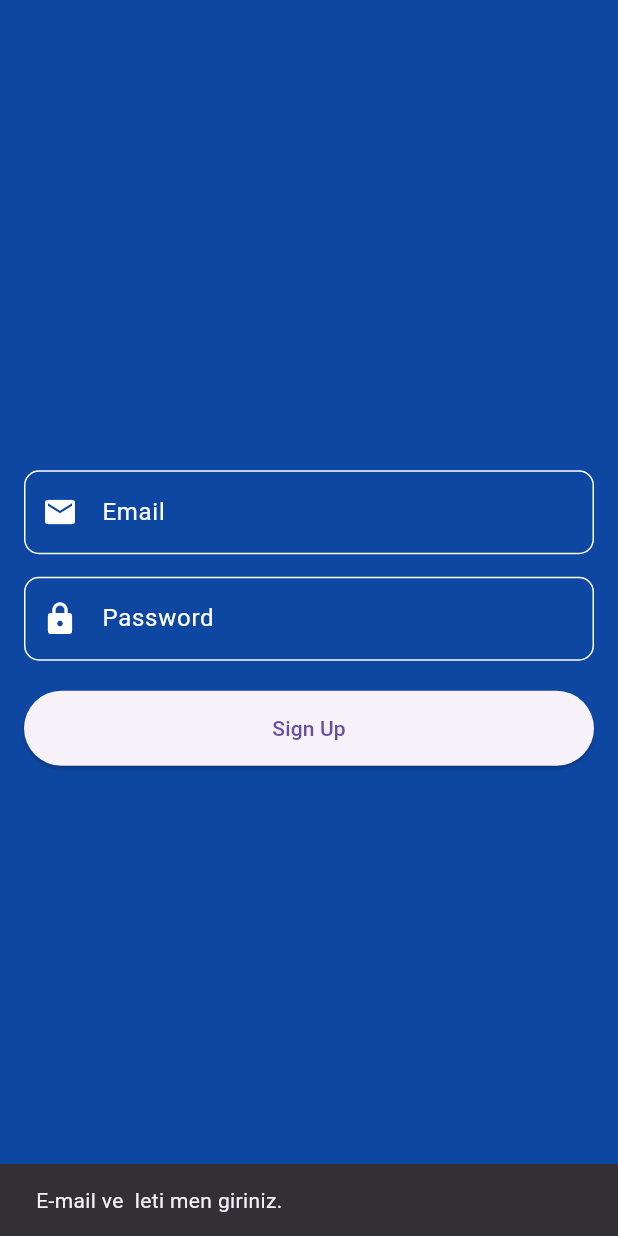
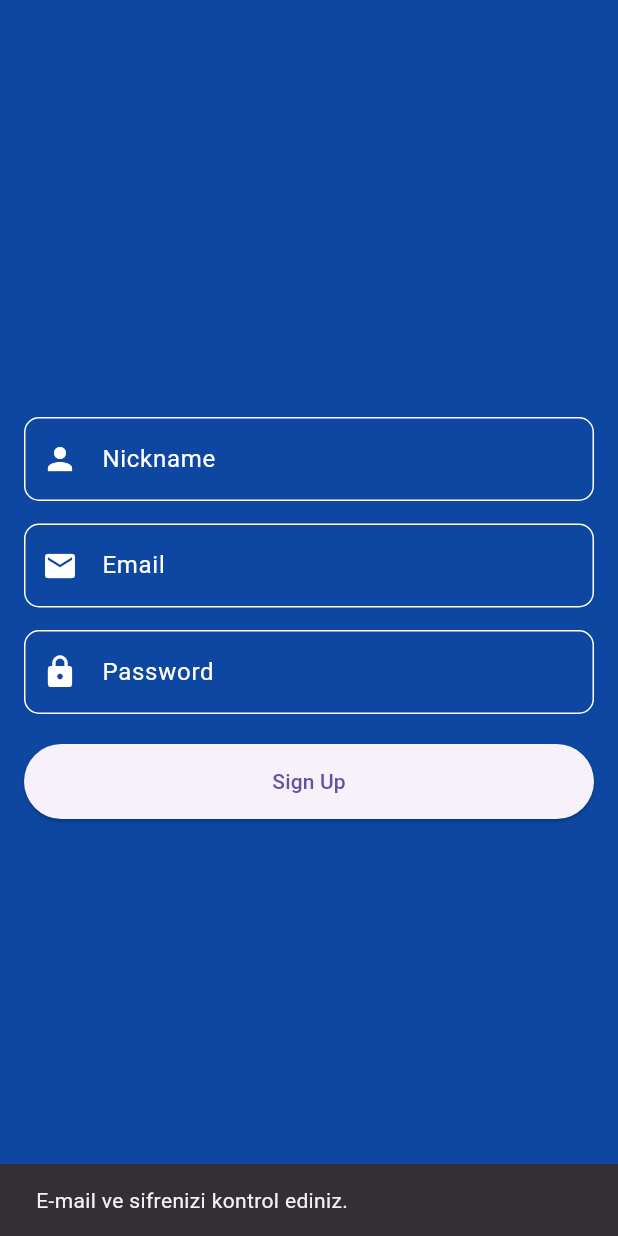
Before and after one commit to zekeriya2280/https---github.com-zekeriya2280-zelix_empire, a Flutter app: the SignUpScreen screen opened by its route, after a tap on "Sign Up", on a phone screen of 412 x 824 dp. Run offline on Flutter 3.47's test engine with Material 3 defaults, Android fonts, the phone set to English and light mode, and no system bars; our stand-ins replace cloud_firestore, firebase_auth, firebase_core; accounts and stored records are empty; network calls fail.

Commit message:
firebaseChangeWordsInCollections ve signUpToFirebaseUsers fonksiyonları FBController a eklendi. Bunlar Firebasedeki bir terimi değiştirmeye ve yeni kayıt yapan birinin id,nickname,email,buildings ve products özelliklerini tutuyor. Başlangıçta hiç bir şeye sahip olmadığı için boş liste. sign up ve log in classlarının dizayn kısmı kısmen düzeltildi...

```diff
--- a/lib/auth/login.dart
+++ b/lib/auth/login.dart
@@ -130,7 +130,7 @@ class LoginScreenState extends State<LoginScreen> {
                       MaterialPageRoute(builder: (context) => const SignUpScreen()),
                     );
                   },
-                  child: const Text("Don't have an account? Sign Up", style: TextStyle(color: Colors.white)),
+                  child: const Text("Don't have an account?     Sign Up", style: TextStyle(color: Colors.orange,fontSize: 18, fontWeight: FontWeight.bold),),
                 ),
               ],
             ),
--- a/lib/auth/signup.dart
+++ b/lib/auth/signup.dart
@@ -1,5 +1,8 @@
 import 'package:flutter/material.dart';
 import 'package:firebase_auth/firebase_auth.dart';
+import 'package:zelix_empire/firebase/fbcontroller.dart';
+import 'package:zelix_empire/models/building.dart';
+import 'package:zelix_empire/models/product.dart';
 
 class SignUpScreen extends StatefulWidget {
   const SignUpScreen({super.key});
@@ -10,35 +13,60 @@ class SignUpScreen extends StatefulWidget {
 
 class SignUpScreenState extends State<SignUpScreen> {
   final FirebaseAuth _auth = FirebaseAuth.instance;
+  final TextEditingController nicknameController = TextEditingController();
   final TextEditingController emailController = TextEditingController();
   final TextEditingController passwordController = TextEditingController();
 
   Future<void> signUp() async {
     try {
       if (emailController.text.isNotEmpty &&
-          passwordController.text.isNotEmpty) {
-        await _auth.createUserWithEmailAndPassword(
-            email: emailController.text, password: passwordController.text);
+          passwordController.text.isNotEmpty &&
+          nicknameController.text.isNotEmpty) {
+        await _auth
+            .createUserWithEmailAndPassword(
+                email: emailController.text, password: passwordController.text)
+            .then((UserCredential result) async {
+          final user = result.user;
+          if (user != null) {
+            await user.updateDisplayName(nicknameController.text);
+            await Fbcontroller().signUpToFirebaseUsers(
+                user.uid, nicknameController.text, emailController.text, <Building>[], <Product>[]);
+            if (mounted) {
               Navigator.pushNamed(context, '/intro');
+            }
           } else {
+            throw Exception('Failed to create user.');
+          }
+        });
+      } else {
+        if (mounted) {
           ScaffoldMessenger.of(context).showSnackBar(const SnackBar(
-          content: Text("E-mail ve  leti men giriniz."),
+            content: Text("E-mail ve sifrenizi kontrol ediniz."),
           ));
         }
+      }
     } on FirebaseAuthException catch (e) {
+      if (mounted) {
         if (e.code == 'weak-password') {
           ScaffoldMessenger.of(context).showSnackBar(const SnackBar(
-          content: Text(" leti men zay f."),
+            content: Text("sifre zayıf"),
           ));
         } else if (e.code == 'email-already-in-use') {
           ScaffoldMessenger.of(context).showSnackBar(const SnackBar(
-          content: Text("Bu e-mail adresi kullan m d ."),
+            content: Text("Bu e-mail adresi kullanımda."),
           ));
         }
+      }
     } catch (e) {
-      print(e); // Hata i lemi
+      print('An unexpected error occurred: $e');
+      if (mounted) {
+        ScaffoldMessenger.of(context).showSnackBar(const SnackBar(
+          content: Text("Bir hata oluştu."),
+        ));
       }
     }
+  }
+
 
   @override
   Widget build(BuildContext context) {
@@ -50,9 +78,34 @@ class SignUpScreenState extends State<SignUpScreen> {
           mainAxisAlignment: MainAxisAlignment.center,
           children: [
             TextField(
+              controller: nicknameController,
+              style: const TextStyle(color: Colors.white),
+              cursorColor: Colors.white,
+              decoration: InputDecoration(
+                labelText: 'Nickname',
+                hintText: 'Enter your nickname',
+                hintStyle: const TextStyle(color: Color.fromARGB(146, 255, 255, 255)),
+                labelStyle: const TextStyle(color: Colors.white),
+                prefixIcon: const Icon(Icons.person, color: Colors.white),
+                enabledBorder: OutlineInputBorder(
+                  borderRadius: BorderRadius.circular(10),
+                  borderSide: const BorderSide(color: Colors.white),
+                ),
+                focusedBorder: OutlineInputBorder(
+                  borderRadius: BorderRadius.circular(10),
+                  borderSide: const BorderSide(color: Colors.white),
+                ),
+              ),
+            ),
+            const SizedBox(height: 15),
+            TextField(
+              style: const TextStyle(color: Colors.white),
+              cursorColor: Colors.white,
               controller: emailController,
               decoration: InputDecoration(
                 labelText: 'Email',
+                hintText: 'Enter your email',
+                hintStyle: const TextStyle(color: Color.fromARGB(146, 255, 255, 255)),
                 labelStyle: const TextStyle(color: Colors.white),
                 prefixIcon: const Icon(Icons.email, color: Colors.white),
                 enabledBorder: OutlineInputBorder(
@@ -67,10 +120,14 @@ class SignUpScreenState extends State<SignUpScreen> {
             ),
             const SizedBox(height: 15),
             TextField(
+              cursorColor: Colors.white,
               controller: passwordController,
+              style: const TextStyle(color: Colors.white),
               obscureText: true,
               decoration: InputDecoration(
                 labelText: 'Password',
+                hintText: 'Enter your password',
+                hintStyle: const TextStyle(color: Color.fromARGB(146, 255, 255, 255)),
                 labelStyle: const TextStyle(color: Colors.white),
                 prefixIcon: const Icon(Icons.lock, color: Colors.white),
                 enabledBorder: OutlineInputBorder(
--- a/lib/models/users.dart
+++ b/lib/models/users.dart
@@ -3,17 +3,17 @@ import 'package:zelix_empire/models/product.dart';
 
 class Users {
   final String id;
-  final String username;
+  final String nickname;
   final String email;
   List<Product> products = [];
   List<Building> buildings = [];
 
-  Users({required this.id, required this.username, required this.email , required this.buildings, required this.products});
+  Users({required this.id, required this.nickname, required this.email , required this.buildings, required this.products});
 
   Map<String, dynamic> toMap() {
     return {
       'id': id,
-      'username': username,
+      'nickname': nickname,
       'email': email,
       'buildings': buildings,
       'products': products
@@ -23,7 +23,7 @@ class Users {
   factory Users.fromMap(Map<String, dynamic> material) {
     return Users(
       id: material['id'],
-      username: material['username'],
+      nickname: material['nickname'],
       email: material['email'],
       buildings: List<Building>.from(material['buildings']),
       products: List<Product>.from(material['products']),
```
Also changed, not shown: lib/firebase/fbcontroller.dart (+27 -1 lines). Lines whose indentation alone changed are shown as unchanged.
